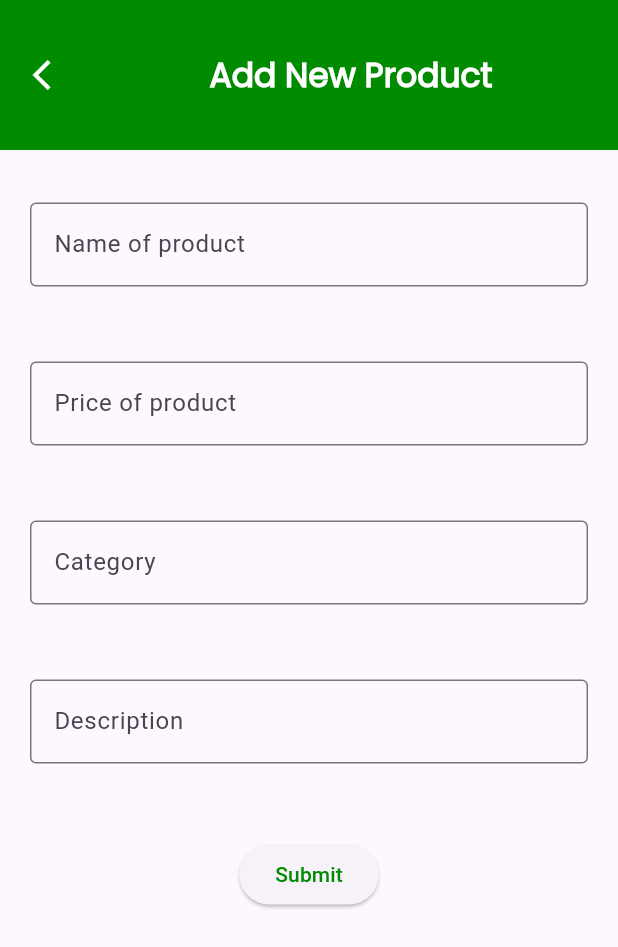
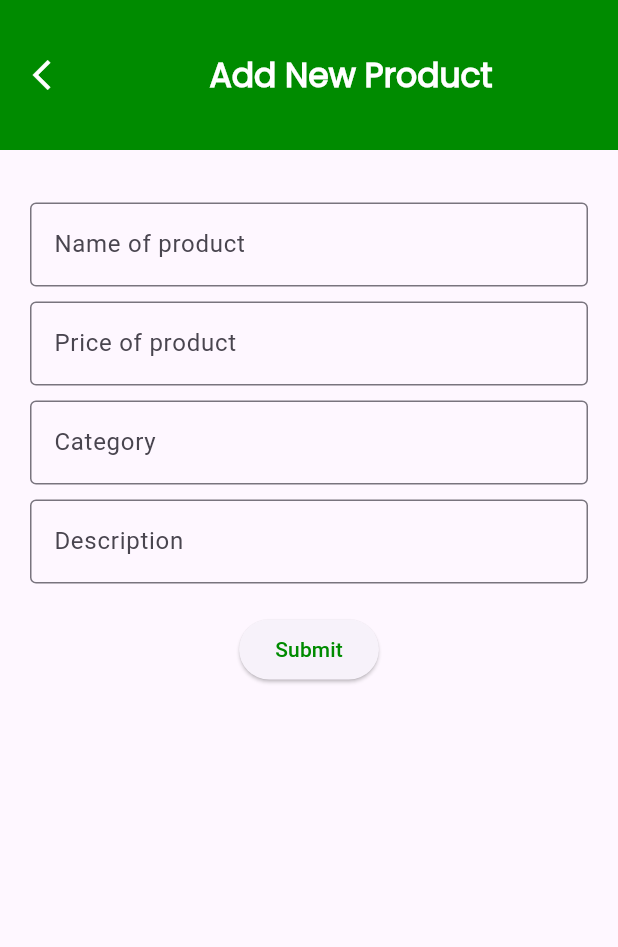
Before and after one commit to Nathan-44-rugo/A2SV-Project-Phase-Mobile-Tasks-2025, a Flutter app: the screen it shows after launch, after a tap on the "add" icon, on a phone screen of 412 x 824 dp. Shown: the top 947 px of the screen. Run offline on Flutter 3.47's test engine with Material 3 defaults, Android fonts, the light colour scheme and no system bars; our stand-ins replace image_picker.

Commit message:
Add functionality
Functions include:
1. Add product.
2. View products.
3. Delete products

```diff
--- /dev/null
+++ b/mobile/farmers_ecommerce/lib/data/readwrite.dart
@@ -0,0 +1,32 @@
+import 'dart:io';
+import 'dart:convert';
+import 'package:path_provider/path_provider.dart';
+import '../model/product.dart';
+
+Future<String> get _localPath async {
+  final directory = await getApplicationDocumentsDirectory();
+  return directory.path;
+}
+
+Future<File> get _localFile async {
+  final path = await _localPath;
+  print(path);
+  return File('$path/products.json');
+}
+
+Future<void> saveProducts(List<Product> products) async {
+  final file = await _localFile;
+  final jsonString = jsonEncode(products.map((p) => p.toJson()).toList());
+  await file.writeAsString(jsonString);
+}
+
+Future<List<Product>> loadProducts() async {
+  try {
+    final file = await _localFile;
+    final contents = await file.readAsString();
+    List<dynamic> jsonData = jsonDecode(contents);
+    return jsonData.map((json) => Product.fromJson(json)).toList();
+  } catch (e) {
+    return [];
+  }
+}
--- a/mobile/farmers_ecommerce/lib/main.dart
+++ b/mobile/farmers_ecommerce/lib/main.dart
@@ -1,17 +1,23 @@
 import 'package:flutter/material.dart';
 import 'screens/home_screen.dart';
 import 'screens/add_screen.dart';
-import 'screens/view_screen.dart';
+import 'screens/edit_product_screen.dart';
 
 void main() {
   runApp(
     MaterialApp(
       title: "Farmer's eCommerce",
-      initialRoute: "/",
+      initialRoute: "/", // Screen that appears app is run
       routes: {
         '/': (context) => HomeScreen(),
         '/add': (context) => AddScreen(),
-        '/view': (context) => ViewScreen(),
+        '/edit': (context) {
+          final args = ModalRoute.of(context)!.settings.arguments as Map<String, dynamic>;
+          return EditProductScreen(
+            product: args['product'],
+            index: args['index'],
+          );
+        },
       },
     )
   );
--- /dev/null
+++ b/mobile/farmers_ecommerce/lib/model/product.dart
@@ -0,0 +1,30 @@
+class Product{
+  late String productName;
+  late int productPrice;
+  late String productCategory;
+  late String productDescription;
+
+  Product(String productName, int productPrice, String productCategory, String productDescription){
+    this.productName = productName;
+    this.productPrice = productPrice;
+    this.productCategory = productCategory;
+    this.productDescription = productDescription;
+  }
+
+  // Retrieve to JSON file
+  Product.fromJson(Map<String, dynamic> json){
+    productName = json['productName'];
+    productPrice = json['productPrice'];
+    productCategory = json['productCategory'];
+    productDescription = json['productDescription'];
+  }
+
+  // Save to JSON file
+  Map<String, dynamic> toJson() => {
+    'productName': productName,
+    'productPrice': productPrice,
+    'productCategory': productCategory,
+    'productDescription': productDescription,
+  };
+
+}
--- a/mobile/farmers_ecommerce/lib/screens/add_screen.dart
+++ b/mobile/farmers_ecommerce/lib/screens/add_screen.dart
@@ -1,24 +1,53 @@
 import 'package:flutter/material.dart';
+import '../model/product.dart'; // adjust path if needed
+import '../data/readwrite.dart';         // your file where save/load functions are
 
-class AddScreen extends StatelessWidget {
+class AddScreen extends StatefulWidget {
+  AddScreen({super.key});
 
+  @override
+  State<AddScreen> createState() => _AddScreenState();
+}
+
+class _AddScreenState extends State<AddScreen> {
   final _formKey = GlobalKey<FormState>();
+
+  final TextEditingController _nameController = TextEditingController();
+  final TextEditingController _priceController = TextEditingController();
+  final TextEditingController _categoryController = TextEditingController();
+  final TextEditingController _descriptionController = TextEditingController();
+
+  Future<void> _handleSubmit() async {
+    if (_formKey.currentState!.validate()) {
+      Product newProduct = Product(
+        _nameController.text,
+        int.parse(_priceController.text),
+        _categoryController.text,
+        _descriptionController.text,
+      );
+
+      List<Product> existingProducts = await loadProducts();
+      existingProducts.add(newProduct);
+      await saveProducts(existingProducts);
+
+      ScaffoldMessenger.of(context).showSnackBar(
+        const SnackBar(content: Text('Product Saved!')),
+      );
+
+      Navigator.pop(context); // go back to previous screen
+    }
+  }
 
   @override
   Widget build(BuildContext context) {
-
     return Scaffold(
-        appBar:
-          AppBar(
+      appBar: AppBar(
         leading: IconButton(
             onPressed: () => Navigator.pushNamed(context, '/'),
-                  icon: Icon(Icons.arrow_back_ios_sharp, color: Colors.white)
-              ),
+            icon: Icon(Icons.arrow_back_ios_sharp, color: Colors.white)),
         toolbarHeight: 100,
-              title:
-              Center(
-                child:
-                Text(
+        title: Center(
+          child: Text(
             "Add New Product",
             style: TextStyle(
               color: Colors.white,
@@ -31,85 +60,58 @@ class AddScreen extends StatelessWidget {
         backgroundColor: Color.fromRGBO(0, 139, 0, 1),
       ),
       body: SingleChildScrollView(
-        child:
-          Form(
+        child: Form(
           key: _formKey,
-              child:
-                Container(
+          child: Container(
             padding: EdgeInsets.fromLTRB(20, 35, 20, 20),
-                  child:
-                  Column(
-                    spacing: 50,
+            child: Column(
               crossAxisAlignment: CrossAxisAlignment.center,
               children: <Widget>[
                 TextFormField(
+                  controller: _nameController,
                   decoration: const InputDecoration(
                       labelText: "Name of product",
-                          border: OutlineInputBorder()
+                      border: OutlineInputBorder()),
+                  validator: (value) =>
+                  value == null || value.isEmpty ? 'Enter product name' : null,
                 ),
-                        validator: (value) {
-                          if (value == null || value.isEmpty) {
-                            return 'Please enter some text';
-                          }
-                          return null;
-                        },
-                      ),
+                SizedBox(height: 10),
                 TextFormField(
+                  controller: _priceController,
                   decoration: const InputDecoration(
                       labelText: "Price of product",
-                            border: OutlineInputBorder()
+                      border: OutlineInputBorder()),
+                  keyboardType: TextInputType.number,
+                  validator: (value) =>
+                  value == null || value.isEmpty ? 'Enter product price' : null,
                 ),
-                        validator: (value) {
-                          if (value == null || value.isEmpty) {
-                            return 'Please enter some text';
-                          }
-                          return null;
-                        },
+                SizedBox(height: 10),
+                TextFormField(
+                  controller: _categoryController,
+                  decoration: const InputDecoration(
+                      labelText: "Category", border: OutlineInputBorder()),
+                  validator: (value) =>
+                  value == null || value.isEmpty ? 'Enter category' : null,
                 ),
+                SizedBox(height: 10),
                 TextFormField(
-                        decoration: const InputDecoration(
-                            labelText: "Category",
-                            border: OutlineInputBorder()
-                        ),
-                        validator: (value) {
-                          if (value == null || value.isEmpty) {
-                            return 'Please enter some text';
-                          }
-                          return null;
-                        },
-                      ),
-                      TextFormField(
+                  controller: _descriptionController,
                   decoration: const InputDecoration(
                       labelText: "Description",
-                            border: OutlineInputBorder()
+                      border: OutlineInputBorder()),
+                  validator: (value) =>
+                  value == null || value.isEmpty ? 'Enter description' : null,
                 ),
-                        validator: (value) {
-                          if (value == null || value.isEmpty) {
-                            return 'Please enter some text';
-                          }
-                          return null;
-                        },
-                      ),
+                SizedBox(height: 20),
                 ElevatedButton(
-                        onPressed: () {
-                          // Validate returns true if the form is valid, or false otherwise.
-                          if (_formKey.currentState!.validate()) {
-                            // If the form is valid, display a snackbar. In the real world,
-                            // you'd often call a server or save the information in a database.
-                            ScaffoldMessenger.of(context).showSnackBar(
-                              const SnackBar(content: Text('Processing Data')),
-                            );
-                          }
-                        },
+                  onPressed: _handleSubmit,
                   child: const Text(
                     'Submit',
-                            style: TextStyle(
-                              color: Color.fromRGBO(0, 139, 0, 1)
-                            )
+                    style: TextStyle(color: Color.fromRGBO(0, 139, 0, 1)),
                   ),
                 ),
               ],
-                )
+            ),
           ),
         ),
       ),
--- a/mobile/farmers_ecommerce/lib/screens/home_screen.dart
+++ b/mobile/farmers_ecommerce/lib/screens/home_screen.dart
@@ -1,4 +1,7 @@
 import 'package:flutter/material.dart';
+import '../model/product.dart';
+import '../data/readwrite.dart';
+import 'details_screen.dart';
 
 class HomeScreen extends StatefulWidget {
   const HomeScreen({super.key});
@@ -8,48 +11,83 @@ class HomeScreen extends StatefulWidget {
 }
 
 class _HomeScreenState extends State<HomeScreen> {
+  List<Product> _products = [];
+
+  @override
+  void initState() {
+    super.initState();
+    _loadProducts();
+  }
+
+  void _loadProducts() async {
+    List<Product> loaded = await loadProducts();
+    setState(() {
+      _products = loaded;
+    });
+  }
+
+  void _deleteProduct(int index) async {
+    setState(() {
+      _products.removeAt(index);
+    });
+    await saveProducts(_products);
+  }
+
   @override
   Widget build(BuildContext context) {
     return Scaffold(
       appBar: AppBar(
-        automaticallyImplyLeading: false,
         toolbarHeight: 100,
-        title:
-          Center(
-                child:
-                  Text(
-                      "Welcome to the \n Farmer's eCommerce Platform",
+        title: Center(
+          child: Text(
+            "Welcome to the \nFarmer's eCommerce Platform",
+            textAlign: TextAlign.center,
             style: TextStyle(
-                        color: Colors.white,
               fontFamily: "Poppins",
               fontWeight: FontWeight.bold,
-                      ),
-                      textAlign: TextAlign.center,
+              color: Colors.white,
             ),
           ),
-        backgroundColor: Color.fromRGBO(0, 139, 0, 1),
         ),
-      body:
-          SingleChildScrollView(
-            child:
-            Column(
-              mainAxisAlignment: MainAxisAlignment.spaceEvenly,
-              children: <Widget>[
-                // Create a cards from product list
-              ],
-            )
+        backgroundColor: const Color.fromRGBO(0, 139, 0, 1),
       ),
-      floatingActionButton:
-        FloatingActionButton(
-            onPressed: () =>
-                Navigator.pushNamed(context, '/add'),
-            elevation: 4,
-            backgroundColor: Color.fromRGBO(0, 139, 0, 1),
-            foregroundColor: Colors.white,
-            child:
-              Icon(Icons.add)
+      body: _products.isEmpty
+          ? const Center(child: Text("No products yet."))
+          : ListView.builder(
+        itemCount: _products.length,
+        itemBuilder: (context, index) {
+          final p = _products[index];
+          return Card(
+            margin: const EdgeInsets.symmetric(horizontal: 16, vertical: 8),
+            child: ListTile(
+              title: Text(p.productName),
+              subtitle: Text(p.productCategory),
+              trailing: Text('\$${p.productPrice}'),
+              onTap: () async {
+                await Navigator.push(
+                  context,
+                  MaterialPageRoute(
+                    builder: (_) => ProductDetailScreen(
+                      product: p,
+                      index: index,
+                      onDelete: _deleteProduct,
                     ),
-
+                  ),
+                );
+                _loadProducts(); // refresh after detail screen
+              },
+            ),
+          );
+        },
+      ),
+      floatingActionButton: FloatingActionButton(
+        onPressed: () async {
+          await Navigator.pushNamed(context, '/add');
+          _loadProducts(); // refresh after adding
+        },
+        backgroundColor: const Color.fromRGBO(0, 139, 0, 1),
+        child: const Icon(Icons.add),
+      ),
     );
   }
 }
--- a/mobile/farmers_ecommerce/pubspec.yaml
+++ b/mobile/farmers_ecommerce/pubspec.yaml
@@ -35,6 +35,7 @@ dependencies:
   # Use with the CupertinoIcons class for iOS style icons.
   cupertino_icons: ^1.0.8
   image_picker: ^1.1.2
+  path_provider: ^2.0.14
 
 dev_dependencies:
   flutter_test:
```
Also changed, not shown: mobile/farmers_ecommerce/lib/screens/details_screen.dart (added, +66 -0 lines), mobile/farmers_ecommerce/lib/screens/edit_product_screen.dart (added, +110 -0 lines), mobile/farmers_ecommerce/lib/screens/view_screen.dart (deleted, +0 -44 lines), mobile/farmers_ecommerce/pubspec.lock. Lines whose indentation alone changed are shown as unchanged.
